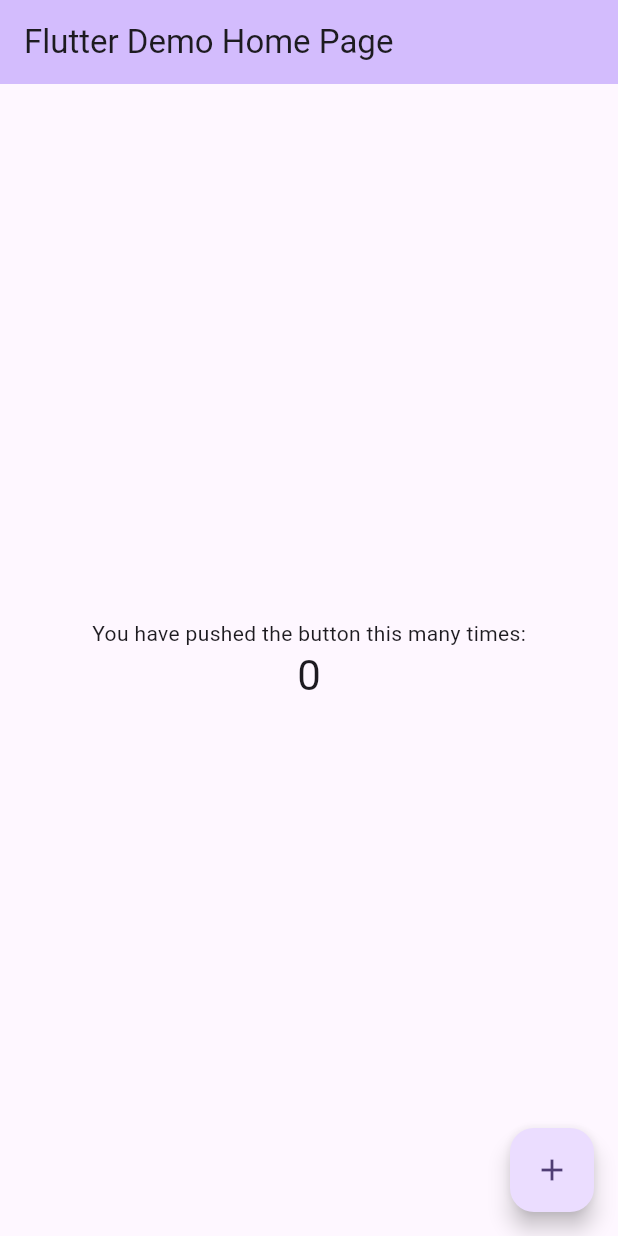
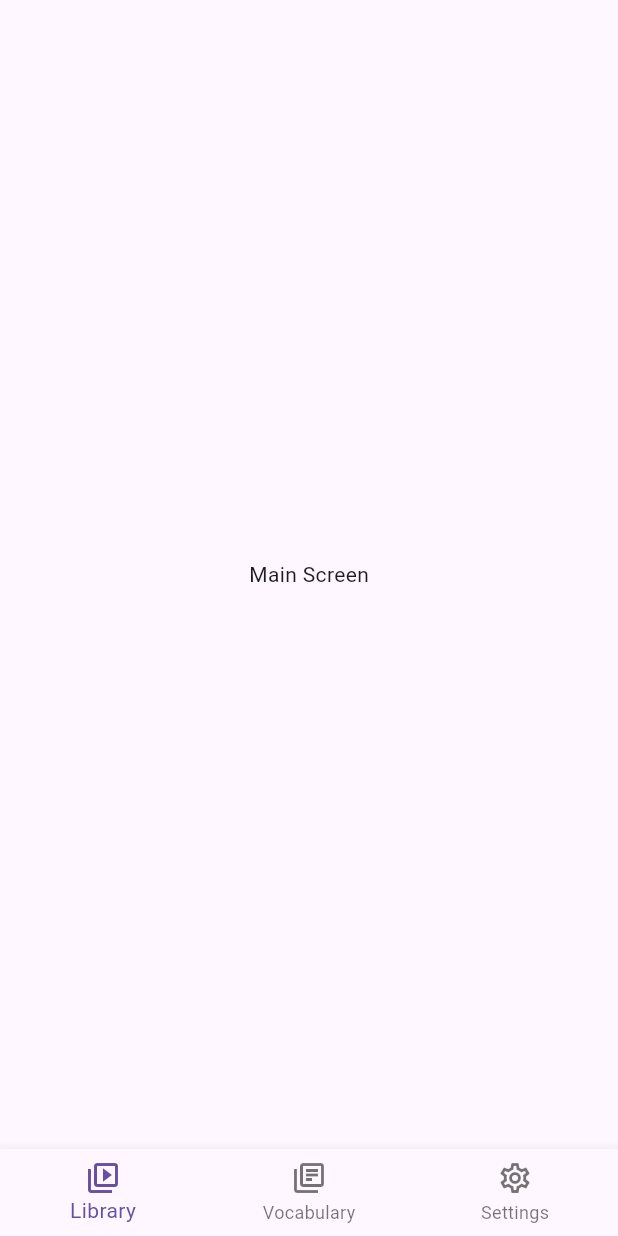
Before and after one commit to maksym7576/e_learn, a Flutter app: the screen it shows after launch, on a phone screen of 412 x 824 dp. Run offline on Flutter 3.47's test engine with Material 3 defaults, Android fonts, the phone set to English and light mode, and no system bars; our stand-ins replace go_router, hooks_riverpod, isar; accounts and stored records are empty; generated files the repository leaves out were written again.

Commit message:
created basic structure of project

```diff
--- a/lib/main.dart
+++ b/lib/main.dart
@@ -1,122 +1,49 @@
+import 'package:eiga_learn/navigators/AppRouter.dart';
 import 'package:flutter/material.dart';
+import 'package:hooks_riverpod/hooks_riverpod.dart' show ProviderScope;
+import 'package:isar/isar.dart';
+import 'package:path_provider/path_provider.dart';
+import 'models/videoObject.dart';
+import 'models/phraseObject.dart';
+import 'models/blockObject.dart';
+import 'models/wordObject.dart';
 
-void main() {
-  runApp(const MyApp());
+late final Isar isar;
+
+Future<void> main() async {
+  WidgetsFlutterBinding.ensureInitialized();
+
+  final dir = await getApplicationDocumentsDirectory();
+
+  isar = await Isar.open(
+    [
+      VideoObjectSchema,
+      PhraseObjectSchema,
+      BlockObjectSchema,
+      WordObjectSchema,
+    ],
+    directory: dir.path,
+  );
+
+  runApp(
+      const ProviderScope(
+         child: MyApp(),
+      ),
+  );
 }
 
 class MyApp extends StatelessWidget {
   const MyApp({super.key});
 
-  // This widget is the root of your application.
   @override
   Widget build(BuildContext context) {
-    return MaterialApp(
-      title: 'Flutter Demo',
+    return MaterialApp.router(
+      routerConfig: AppRouter,
+      debugShowCheckedModeBanner: false,
       theme: ThemeData(
-        // This is the theme of your application.
-        //
-        // TRY THIS: Try running your application with "flutter run". You'll see
-        // the application has a purple toolbar. Then, without quitting the app,
-        // try changing the seedColor in the colorScheme below to Colors.green
-        // and then invoke "hot reload" (save your changes or press the "hot
-        // reload" button in a Flutter-supported IDE, or press "r" if you used
-        // the command line to start the app).
-        //
-        // Notice that the counter didn't reset back to zero; the application
-        // state is not lost during the reload. To reset the state, use hot
-        // restart instead.
-        //
-        // This works for code too, not just values: Most code changes can be
-        // tested with just a hot reload.
-        colorScheme: ColorScheme.fromSeed(seedColor: Colors.deepPurple),
+        primarySwatch: Colors.blue,
+        useMaterial3: true,
       ),
-      home: const MyHomePage(title: 'Flutter Demo Home Page'),
     );
   }
 }
-
-class MyHomePage extends StatefulWidget {
-  const MyHomePage({super.key, required this.title});
-
-  // This widget is the home page of your application. It is stateful, meaning
-  // that it has a State object (defined below) that contains fields that affect
-  // how it looks.
-
-  // This class is the configuration for the state. It holds the values (in this
-  // case the title) provided by the parent (in this case the App widget) and
-  // used by the build method of the State. Fields in a Widget subclass are
-  // always marked "final".
-
-  final String title;
-
-  @override
-  State<MyHomePage> createState() => _MyHomePageState();
-}
-
-class _MyHomePageState extends State<MyHomePage> {
-  int _counter = 0;
-
-  void _incrementCounter() {
-    setState(() {
-      // This call to setState tells the Flutter framework that something has
-      // changed in this State, which causes it to rerun the build method below
-      // so that the display can reflect the updated values. If we changed
-      // _counter without calling setState(), then the build method would not be
-      // called again, and so nothing would appear to happen.
-      _counter++;
-    });
-  }
-
-  @override
-  Widget build(BuildContext context) {
-    // This method is rerun every time setState is called, for instance as done
-    // by the _incrementCounter method above.
-    //
-    // The Flutter framework has been optimized to make rerunning build methods
-    // fast, so that you can just rebuild anything that needs updating rather
-    // than having to individually change instances of widgets.
-    return Scaffold(
-      appBar: AppBar(
-        // TRY THIS: Try changing the color here to a specific color (to
-        // Colors.amber, perhaps?) and trigger a hot reload to see the AppBar
-        // change color while the other colors stay the same.
-        backgroundColor: Theme.of(context).colorScheme.inversePrimary,
-        // Here we take the value from the MyHomePage object that was created by
-        // the App.build method, and use it to set our appbar title.
-        title: Text(widget.title),
-      ),
-      body: Center(
-        // Center is a layout widget. It takes a single child and positions it
-        // in the middle of the parent.
-        child: Column(
-          // Column is also a layout widget. It takes a list of children and
-          // arranges them vertically. By default, it sizes itself to fit its
-          // children horizontally, and tries to be as tall as its parent.
-          //
-          // Column has various properties to control how it sizes itself and
-          // how it positions its children. Here we use mainAxisAlignment to
-          // center the children vertically; the main axis here is the vertical
-          // axis because Columns are vertical (the cross axis would be
-          // horizontal).
-          //
-          // TRY THIS: Invoke "debug painting" (choose the "Toggle Debug Paint"
-          // action in the IDE, or press "p" in the console), to see the
-          // wireframe for each widget.
-          mainAxisAlignment: MainAxisAlignment.center,
-          children: <Widget>[
-            const Text('You have pushed the button this many times:'),
-            Text(
-              '$_counter',
-              style: Theme.of(context).textTheme.headlineMedium,
-            ),
-          ],
-        ),
-      ),
-      floatingActionButton: FloatingActionButton(
-        onPressed: _incrementCounter,
-        tooltip: 'Increment',
-        child: const Icon(Icons.add),
-      ), // This trailing comma makes auto-formatting nicer for build methods.
-    );
-  }
-}
--- /dev/null
+++ b/lib/navigators/AppNavigator.dart
@@ -0,0 +1,56 @@
+import 'package:flutter/cupertino.dart';
+import 'package:flutter/material.dart';
+import 'package:go_router/go_router.dart';
+import 'package:hooks_riverpod/hooks_riverpod.dart';
+class AppNavigator extends HookConsumerWidget {
+  final Widget child;
+
+  const AppNavigator({super.key, required this.child});
+
+  @override
+  Widget build(BuildContext context, WidgetRef ref) {
+    final location = GoRouterState.of(context).matchedLocation;
+    int selectedIndex = 0;
+    if (location == '/main') {
+      selectedIndex = 0;
+    } else if (location == '/vocabulary') {
+      selectedIndex = 1;
+    } else if (location == '/settings') {
+      selectedIndex = 2;
+    }
+
+    return Scaffold(
+      body: child,
+      bottomNavigationBar: BottomNavigationBar(
+        currentIndex: selectedIndex,
+        onTap: (index) {
+          switch (index) {
+            case 0:
+              context.go('/main');
+              break;
+            case 1:
+              context.go('/vocabulary');
+              break;
+            case 2:
+              context.go('/settings');
+              break;
+          }
+        },
+        items: const [
+          BottomNavigationBarItem(
+            icon: Icon(Icons.video_library_outlined),
+            label: "Library",
+          ),
+          BottomNavigationBarItem(
+            icon: Icon(Icons.library_books_outlined),
+            label: "Vocabulary",
+          ),
+          BottomNavigationBarItem(
+            icon: Icon(Icons.settings_outlined),
+            label: "Settings",
+          ),
+        ],
+      ),
+    );
+  }
+}
--- /dev/null
+++ b/lib/navigators/AppRouter.dart
@@ -0,0 +1,21 @@
+import 'package:eiga_learn/navigators/AppNavigator.dart';
+import 'package:eiga_learn/srceens/mainScreen.dart';
+import 'package:eiga_learn/srceens/settingsScreen.dart';
+import 'package:eiga_learn/srceens/videoScreen.dart';
+import 'package:eiga_learn/srceens/vocabularyScreen.dart';
+import 'package:go_router/go_router.dart';
+
+final GoRouter AppRouter = GoRouter(
+  initialLocation: '/main',
+  routes: [
+    ShellRoute(
+      builder: (context, state, child) => AppNavigator(child: child),
+      routes: [
+        GoRoute(path: '/main', builder: (context, state) => const MainScreen()),
+        GoRoute(path: '/vocabulary', builder: (context, state) => const VocabularyScreen()),
+        GoRoute(path: '/settings', builder: (context, state) => const SettingsScreen()),
+      ],
+    ),
+    GoRoute(path: '/video', builder: (context, state) => const VideoScreen()),
+  ],
+);
--- /dev/null
+++ b/lib/srceens/mainScreen.dart
@@ -0,0 +1,12 @@
+import 'package:flutter/material.dart';
+
+class MainScreen extends StatelessWidget {
+  const MainScreen({super.key});
+
+  @override
+  Widget build(BuildContext context) {
+    return const Scaffold(
+      body: Center(child: Text('Main Screen')),
+    );
+  }
+}
```
Also changed, not shown: lib/models/blockObject.dart (added, +15 -0 lines), lib/models/languageObject.dart (added, +10 -0 lines), lib/models/phraseObject.dart (added, +13 -0 lines), lib/models/userObject.dart (added, +10 -0 lines), lib/models/videoObject.dart (added, +16 -0 lines), lib/models/wordObject.dart (added, +15 -0 lines), lib/services/blockService.dart (added, +28 -0 lines), lib/services/phraseService.dart (added, +23 -0 lines), lib/services/videoService.dart (added, +39 -0 lines), lib/services/wordService.dart (added, +18 -0 lines), lib/srceens/settingsScreen.dart (added, +12 -0 lines), lib/srceens/videoScreen.dart (added, +12 -0 lines), lib/srceens/vocabularyScreen.dart (added, +12 -0 lines), lib/models/blockObject.g.dart (added), 7 more files.
